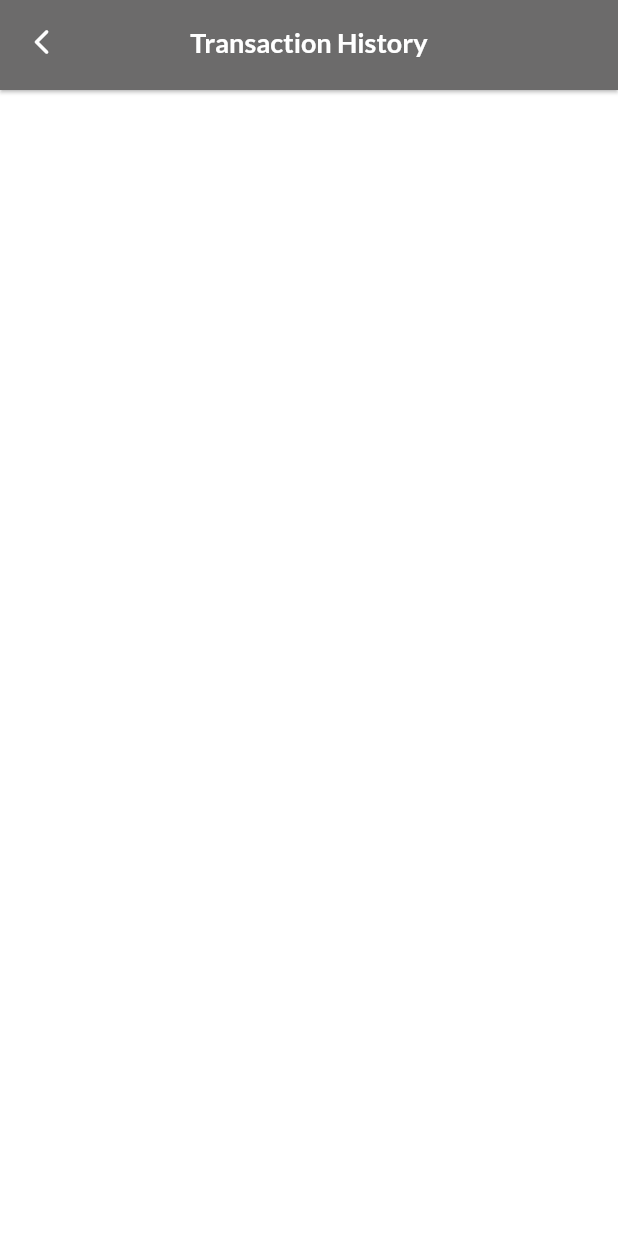
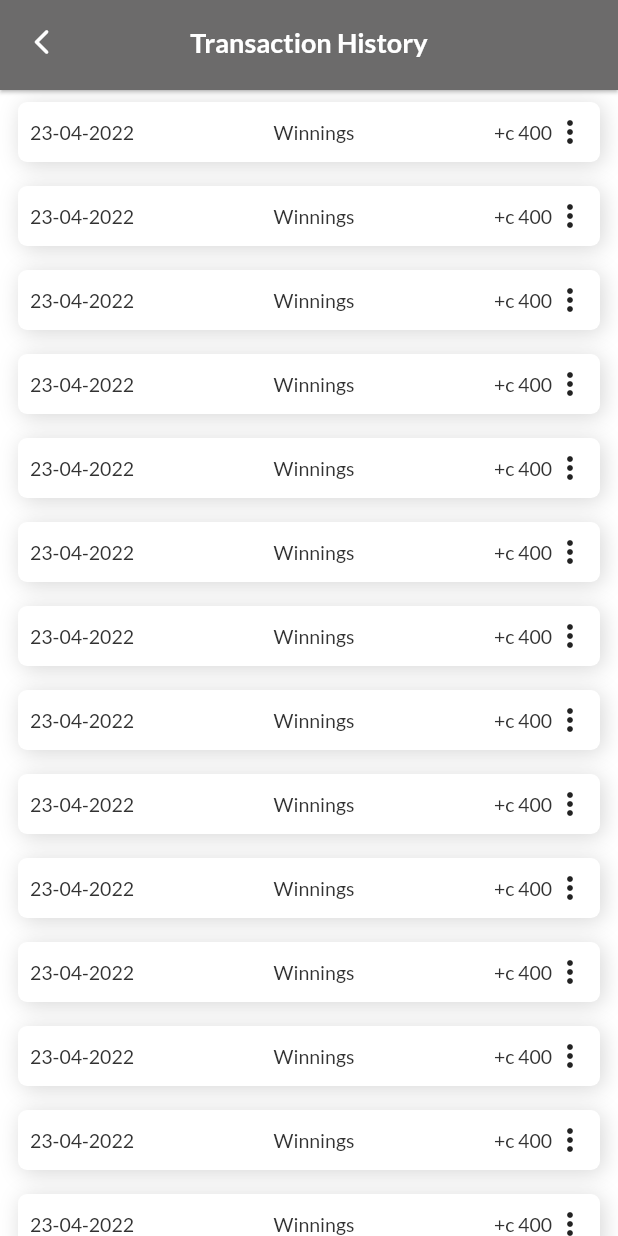
Before and after one commit to bijumondal18/fanex_flutter, a Flutter app: the TransactionHistoryScreen screen opened directly, on a phone screen of 412 x 824 dp. Run offline on Flutter 3.47's test engine with Material 2 defaults, Android fonts, the phone set to English and light mode, and no system bars; our stand-ins replace flutter_svg, flutter_swiper, font_awesome_flutter, google_fonts, webview_flutter.

Commit message:
folow fanex screen redesigned

```diff
--- a/lib/features/more/account/features/transaction_history/ui/transaction_history_screen.dart
+++ b/lib/features/more/account/features/transaction_history/ui/transaction_history_screen.dart
@@ -1,13 +1,43 @@
+import 'package:fanex_flutter/common/common.dart';
+import 'package:fanex_flutter/features/more/account/features/transaction_history/ui/widgets/cardItem.dart';
 import 'package:fanex_flutter/widgets/widgets.dart';
 import 'package:flutter/material.dart';
+import 'package:font_awesome_flutter/font_awesome_flutter.dart';
 
 class TransactionHistoryScreen extends StatelessWidget {
   const TransactionHistoryScreen({Key? key}) : super(key: key);
 
   @override
   Widget build(BuildContext context) {
-    return const Scaffold(
-      appBar: CustomDefaultAppBar(title: 'Transaction History'),
+    return Scaffold(
+      appBar: const CustomDefaultAppBar(title: 'Transaction History'),
+      body: ListView.builder(
+          //shrinkWrap: true,
+          itemCount: 50,
+          itemBuilder: (BuildContext context, int index) {
+            return const TransactionHistoryCardItem();
+          }),
     );
   }
+
+  Widget _buildFilterButton(BuildContext context) {
+    return TextButton(
+        onPressed: () {},
+        child: Row(
+          crossAxisAlignment: CrossAxisAlignment.start,
+          children: const [
+            Text(
+              'Filter',
+              style: TextStyle(
+                  color: AppColors.orange,
+                  fontWeight: FontWeight.w600,
+                  fontSize: AppSizes.button),
+            ),
+            Icon(
+              FontAwesomeIcons.filterCircleDollar,
+              size: 14,
+            )
+          ],
+        ));
+  }
 }
--- /dev/null
+++ b/lib/features/more/account/features/transaction_history/ui/widgets/cardItem.dart
@@ -0,0 +1,34 @@
+import 'package:fanex_flutter/common/common.dart';
+import 'package:flutter/material.dart';
+
+class TransactionHistoryCardItem extends StatelessWidget {
+  const TransactionHistoryCardItem({Key? key}) : super(key: key);
+
+  @override
+  Widget build(BuildContext context) {
+    return Container(
+      width: MediaQuery.of(context).size.width,
+      padding: EdgeInsets.all(AppSizes.dimen8),
+      margin: const EdgeInsets.symmetric(
+          horizontal: AppSizes.dimen12, vertical: AppSizes.dimen8),
+      decoration: BoxDecoration(
+          color: AppColors.white,
+          borderRadius: BorderRadius.circular(AppSizes.cardCornerRadius),
+          boxShadow: const [
+            BoxShadow(
+              offset: Offset(2, 2),
+              blurRadius: 12,
+              color: Color.fromRGBO(0, 0, 0, 0.16),
+            )
+          ]),
+      child: Row(
+        children: const [
+          Text('23-04-2022'),
+          Expanded(child: Center(child: Text('Winnings'))),
+          Text('+c 400'),
+          Icon(Icons.more_vert)
+        ],
+      ),
+    );
+  }
+}
```
